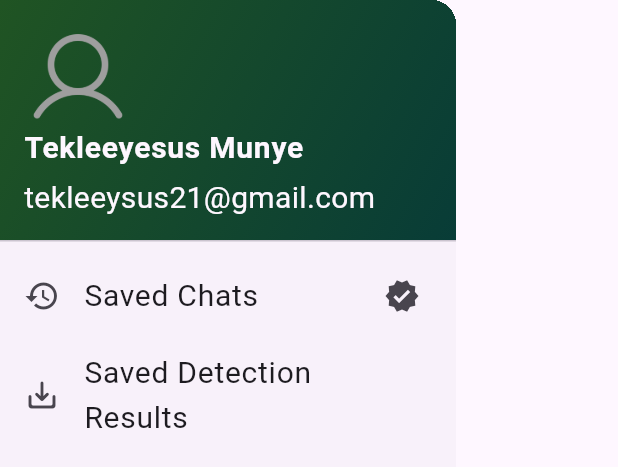
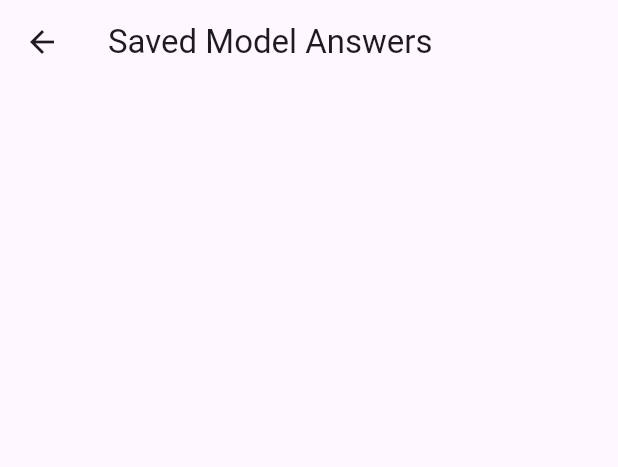
Before and after one commit to tekle-eyesus/farmwise_ai, a Flutter app: the DrawerWidget widget shown alone on an empty page, opened directly, after a tap on "Saved Chats", on a phone screen of 412 x 824 dp. Shown: the top 467 px of the screen. Run offline on Flutter 3.47's test engine with Material 3 defaults, Android fonts, the phone set to English and light mode, and no system bars; our stand-ins replace fl_chart, flutter_dotenv, flutter_markdown, google_generative_ai, hive, hive_flutter and 5 more; missing offline and left inert: tflite_flutter, tflite_flutter_helper; accounts and stored records are empty.

Commit message:
add chat save logic

```diff
--- a/lib/main.dart
+++ b/lib/main.dart
@@ -1,5 +1,4 @@
 import 'package:farmwise_ai/auth/intro_screen.dart';
-import 'package:farmwise_ai/screens/main_screen.dart';
 import 'package:flutter/material.dart';
 import 'package:flutter_dotenv/flutter_dotenv.dart';
 import 'package:hive_flutter/adapters.dart';
@@ -10,6 +9,7 @@ void main() async {
   final appDocDir = await getApplicationDocumentsDirectory();
   await Hive.initFlutter(appDocDir.path);
   await Hive.openBox('detection_results');
+  await Hive.openBox("model_answers");
   await dotenv.load(fileName: ".env");
   runApp(MyApp());
 }
--- /dev/null
+++ b/lib/models/chat_answer_model.dart
@@ -0,0 +1,23 @@
+class SavedChatAnswer {
+  final String question;
+  final String modelAnswer;
+  final DateTime savedAt;
+
+  SavedChatAnswer({
+    required this.question,
+    required this.modelAnswer,
+    required this.savedAt,
+  });
+
+  Map<String, dynamic> toMap() => {
+        'question': question,
+        'modelAnswer': modelAnswer,
+        'savedAt': savedAt.toIso8601String(),
+      };
+
+  static SavedChatAnswer fromMap(Map<dynamic, dynamic> map) => SavedChatAnswer(
+        question: map['question'],
+        modelAnswer: map['modelAnswer'],
+        savedAt: DateTime.parse(map['savedAt']),
+      );
+}
--- a/lib/models/detection_result_model.dart
+++ b/lib/models/detection_result_model.dart
@@ -1,5 +1,3 @@
-import 'dart:io';
-
 class SavedDetectionResult {
   final String cropName;
   final String imagePath; // Save image path, not the file itself
@@ -26,7 +24,9 @@ class SavedDetectionResult {
         cropName: map['cropName'],
         imagePath: map['imagePath'],
         detectionResult: List<Map<String, dynamic>>.from(
-          map['detectionResult'].map((e) => Map<String, dynamic>.from(e)),
+          map['detectionResult'].map(
+            (e) => Map<String, dynamic>.from(e),
+          ),
         ),
         savedAt: DateTime.parse(map['savedAt']),
       );
--- a/lib/services/gemini_chat_service.dart
+++ b/lib/services/gemini_chat_service.dart
@@ -15,7 +15,7 @@ class GeminiChatService {
   Future<String> getResponse({
     required String userMessage,
     required String selectedCrop,
-    List<Map<String, String>> previousMessages = const [],
+    List<Map<String, dynamic>> previousMessages = const [],
   }) async {
     try {
       final prompt = _buildPrompt(userMessage, selectedCrop, previousMessages);
@@ -30,8 +30,8 @@ class GeminiChatService {
     }
   }
 
-  String _buildPrompt(
-      String message, String crop, List<Map<String, String>> previousMessages) {
+  String _buildPrompt(String message, String crop,
+      List<Map<String, dynamic>> previousMessages) {
     return '''
 You are a specialized agricultural assistant AI with expertise in $crop farming.
 
--- a/lib/services/local_storage_service.dart
+++ b/lib/services/local_storage_service.dart
@@ -1,8 +1,10 @@
+import 'package:farmwise_ai/models/chat_answer_model.dart';
 import 'package:hive/hive.dart';
 import '../models/detection_result_model.dart';
 
 class LocalStorageService {
   static final _box = Hive.box('detection_results');
+  static final _answers_box = Hive.box("model_answers");
 
   static Future<void> saveResult(SavedDetectionResult result) async {
     final id = DateTime.now().millisecondsSinceEpoch.toString();
@@ -21,4 +23,23 @@ class LocalStorageService {
   static Future<void> deleteResult(String key) async {
     await _box.delete(key);
   }
+
+  // To chat model answers
+  static Future<void> saveChatAnswer(SavedChatAnswer answer) async {
+    final id = DateTime.now().millisecondsSinceEpoch.toString();
+    await _answers_box.put(id, answer.toMap());
+  }
+
+  static List<MapEntry<String, SavedChatAnswer>> getSavedAnswers() {
+    return _answers_box.toMap().entries.map((entry) {
+      final key = entry.key as String;
+      final value =
+          SavedChatAnswer.fromMap(Map<String, dynamic>.from(entry.value));
+      return MapEntry(key, value);
+    }).toList();
+  }
+
+  static Future<void> deleteAnswer(String key) async {
+    await _answers_box.delete(key);
+  }
 }
--- a/lib/services/tflite_service.dart
+++ b/lib/services/tflite_service.dart
@@ -52,9 +52,6 @@ class TFLiteService {
         'confidence': (output[0][i] as double) * 100,
       });
     }
-    print("wwwwwwwwwwwwwwwwwwwwwwwwwwwwwwwwwwwwwwwwwwwwwwwwww");
-    print(_labels[crop]);
-    print(results.map((r) => r['label']).toList());
 
     // results.sort((a, b) => (b['confidence']).compareTo(a['confidence']));
     return results;
--- a/lib/widgets/custom_drawer.dart
+++ b/lib/widgets/custom_drawer.dart
@@ -1,3 +1,4 @@
+import 'package:farmwise_ai/screens/saved_answers_screen.dart';
 import 'package:farmwise_ai/screens/saved_results_screen.dart';
 import 'package:flutter/material.dart';
 
@@ -57,6 +58,10 @@ class DrawerWidget extends StatelessWidget {
                   ),
                   onTap: () {
                     // Navigate to saved chats screen
+                    Navigator.push(
+                      context,
+                      MaterialPageRoute(builder: (_) => SavedAnswersScreen()),
+                    );
                   },
                   trailing: Icon(
                     Icons.verified,
--- a/pubspec.yaml
+++ b/pubspec.yaml
@@ -52,6 +52,7 @@ dependencies:
   path_provider: ^2.0.15
   intl: ^0.20.2
   smooth_page_indicator: ^1.2.1
+  typing_text: ^1.0.4
 dev_dependencies:
   flutter_test:
     sdk: flutter
```
Also changed, not shown: lib/screens/main_screen.dart (+115 -19 lines), lib/screens/saved_answers_screen.dart (added, +89 -0 lines), assets/icons/app.png (added), assets/icons/audio-maximum.png (added), assets/icons/copy.png (added), assets/icons/save-alt.png (added), pubspec.lock, 1 other file.
